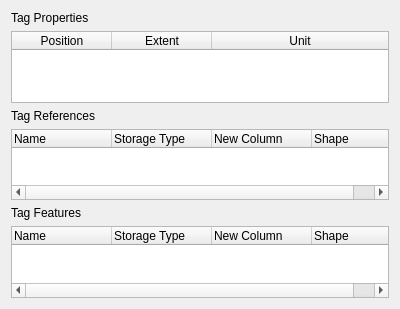
Before: the Qt Designer form InfoWidget/TagPanel.ui in bendalab/NixView, drawn with Qt 5.
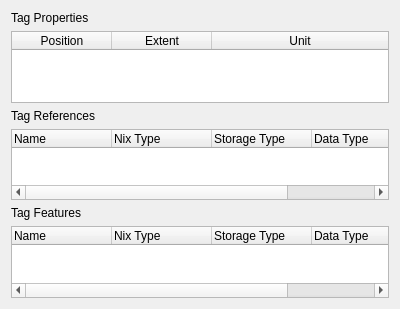
After: the same form once the commit is applied.

Commit message: added nix type to trees

```diff
--- a/InfoWidget/TagPanel.ui
+++ b/InfoWidget/TagPanel.ui
@@ -69,6 +69,11 @@
        <string>Name</string>
       </property>
      </column>
+     <column>
+      <property name="text">
+       <string>Nix Type</string>
+      </property>
+     </column>
      <column>
       <property name="text">
        <string>Storage Type</string>
@@ -76,7 +81,7 @@
      </column>
      <column>
       <property name="text">
-       <string>New Column</string>
+       <string>Data Type</string>
       </property>
      </column>
      <column>
@@ -100,6 +105,11 @@
        <string>Name</string>
       </property>
      </column>
+     <column>
+      <property name="text">
+       <string>Nix Type</string>
+      </property>
+     </column>
      <column>
       <property name="text">
        <string>Storage Type</string>
@@ -107,7 +117,7 @@
      </column>
      <column>
       <property name="text">
-       <string>New Column</string>
+       <string>Data Type</string>
       </property>
      </column>
      <column>
```
The commit also changes 5 other files.
